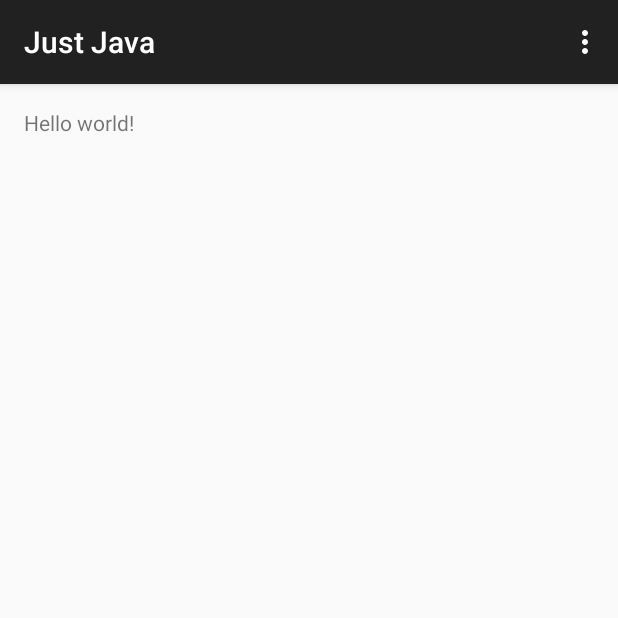
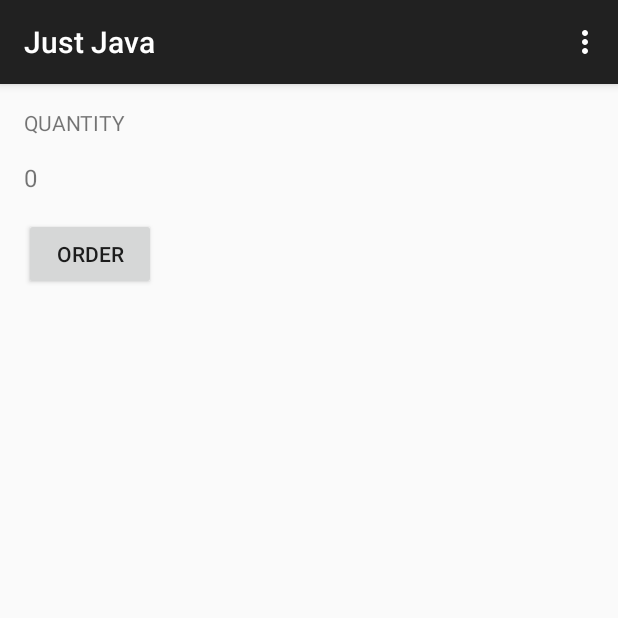
Before and after one commit to letrandat/just-java, an Android app: the screen it shows after launch (MainActivity), on a phone screen of 412 x 824 dp, the top half of it. Run offline under Robolectric (Android 15) with nearby library versions, the phone set to English and light mode, and no system bars.

Commit message:
- first UI

```diff
--- a/app/src/main/res/layout/activity_main.xml
+++ b/app/src/main/res/layout/activity_main.xml
@@ -1,11 +1,29 @@
-<RelativeLayout xmlns:android="http://schemas.android.com/apk/res/android"
-    xmlns:tools="http://schemas.android.com/tools" android:layout_width="match_parent"
-    android:layout_height="match_parent" android:paddingLeft="@dimen/activity_horizontal_margin"
-    android:paddingRight="@dimen/activity_horizontal_margin"
-    android:paddingTop="@dimen/activity_vertical_margin"
-    android:paddingBottom="@dimen/activity_vertical_margin" tools:context=".MainActivity">
+<LinearLayout xmlns:android="http://schemas.android.com/apk/res/android"
+    xmlns:tools="http://schemas.android.com/tools"
+    android:layout_width="match_parent"
+    android:layout_height="match_parent"
+    android:orientation="vertical"
+    tools:context=".MainActivity">
 
-    <TextView android:text="@string/hello_world" android:layout_width="wrap_content"
-        android:layout_height="wrap_content" />
+    <TextView
+        android:layout_width="wrap_content"
+        android:layout_height="wrap_content"
+        android:padding="16dp"
+        android:text="@string/quantity_title" />
 
-</RelativeLayout>
+    <TextView
+        android:id="@+id/quantity_text_view"
+        android:layout_width="wrap_content"
+        android:layout_height="wrap_content"
+        android:paddingLeft="16dp"
+        android:text="@string/quantity"
+        android:textSize="16sp" />
+
+    <Button
+        android:id="@+id/button"
+        android:layout_width="wrap_content"
+        android:layout_height="wrap_content"
+        android:layout_margin="16dp"
+        android:text="@string/button" />
+
+</LinearLayout>
--- a/app/src/main/res/values/strings.xml
+++ b/app/src/main/res/values/strings.xml
@@ -1,6 +1,9 @@
 <resources>
     <string name="app_name">Just Java</string>
 
-    <string name="hello_world">Hello world!</string>
+
     <string name="action_settings">Settings</string>
+    <string name="quantity_title">QUANTITY</string>
+    <string name="quantity">0</string>
+    <string name="button">ORDER</string>
 </resources>
```
